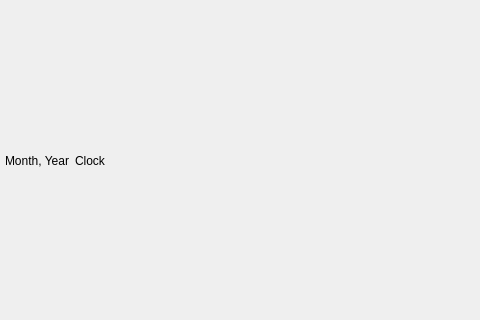
textbrowser/luna, file UI/luna-calendar.ui: the form before one commit; both pictures show x 0 to 480 and y 138 to 458 of the 800 by 600 pixel window.
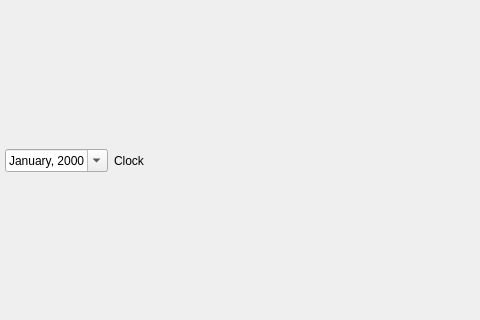
The form after the commit.

What changed in the file:
```diff
--- a/UI/luna-calendar.ui
+++ b/UI/luna-calendar.ui
@@ -30,9 +30,18 @@
     <item>
      <layout class="QHBoxLayout" name="horizontalLayout">
       <item>
-       <widget class="QLabel" name="month_year">
-        <property name="text">
-         <string>Month, Year</string>
+       <widget class="QDateEdit" name="month_year">
+        <property name="alignment">
+         <set>Qt::AlignmentFlag::AlignCenter</set>
+        </property>
+        <property name="buttonSymbols">
+         <enum>QAbstractSpinBox::ButtonSymbols::NoButtons</enum>
+        </property>
+        <property name="displayFormat">
+         <string>MMMM, yyyy</string>
+        </property>
+        <property name="calendarPopup">
+         <bool>true</bool>
         </property>
        </widget>
       </item>
```
Left out of the diff: 1 changed line with no effect on the pictures.
